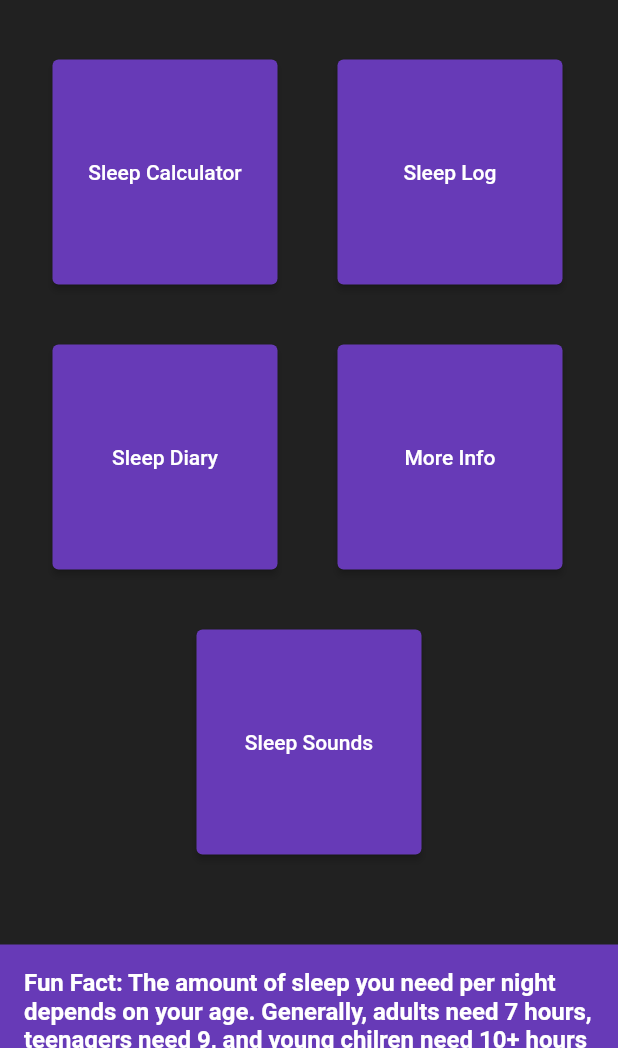
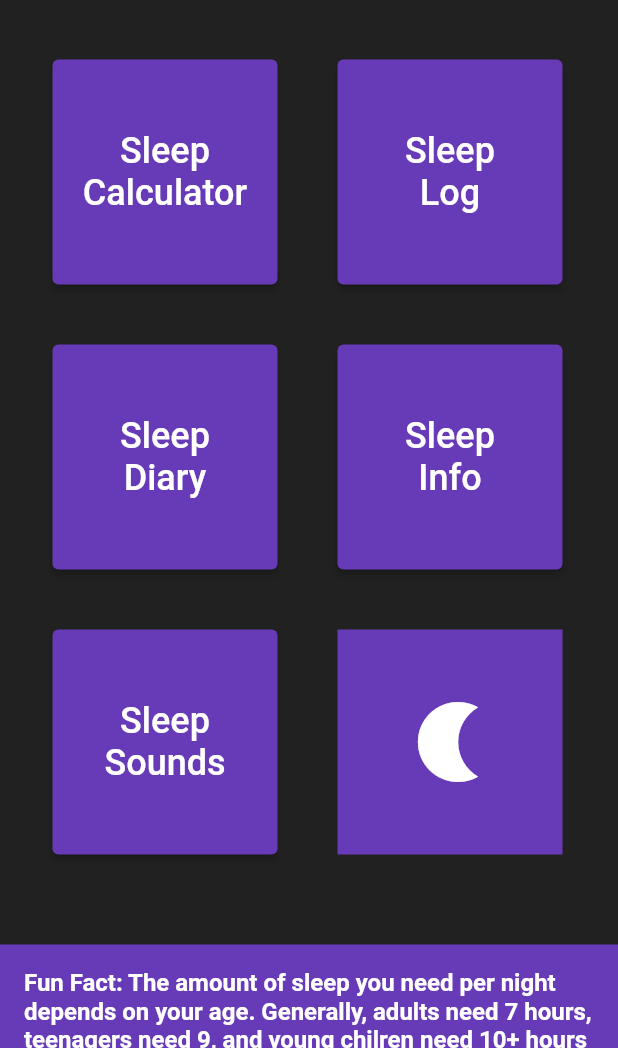
Before and after one commit to Snail51/SweetDreams, a Flutter app: the screen it shows after launch, on a phone screen of 412 x 824 dp, the part 188-1236 px from its top. Run offline on Flutter 3.47's test engine with Material 2 defaults, Android fonts, the phone set to English and light mode, and no system bars; our stand-ins replace audioplayers, fl_chart, flutter_rating_bar, tuple; missing offline and left inert: time_range_picker.

Commit message:
Added 6th "moon" button to main menu
Button does nothing, but makes it look nice.
Good place to hide a secret.

```diff
--- a/lib/main.dart
+++ b/lib/main.dart
@@ -57,7 +57,13 @@ class MyApp extends StatelessWidget {
                             child: ElevatedButton(
                               style: ElevatedButton.styleFrom(
                                   primary: Colors.deepPurple),
-                              child: Text('Sleep Calculator'),
+                              child: Column(
+                                mainAxisAlignment: MainAxisAlignment.center,
+                                children: <Widget>[
+                                  Text('Sleep', style: TextStyle(fontSize: 24)),
+                                  Text('Calculator', style: TextStyle(fontSize: 24)),
+                                ],
+                              ),
                               onPressed: () {
                                 Navigator.push(
                                     context,
@@ -76,7 +82,13 @@ class MyApp extends StatelessWidget {
                             child: ElevatedButton(
                               style: ElevatedButton.styleFrom(
                                   primary: Colors.deepPurple),
-                              child: Text('Sleep Log'),
+                              child: Column(
+                                mainAxisAlignment: MainAxisAlignment.center,
+                                children: <Widget>[
+                                  Text('Sleep', style: TextStyle(fontSize: 24)),
+                                  Text('Log', style: TextStyle(fontSize: 24)),
+                                ],
+                              ),
                               onPressed: () {
                                 Navigator.push(
                                     context,
@@ -98,7 +110,13 @@ class MyApp extends StatelessWidget {
                             child: ElevatedButton(
                               style: ElevatedButton.styleFrom(
                                   primary: Colors.deepPurple),
-                              child: Text('Sleep Diary'),
+                              child: Column(
+                                mainAxisAlignment: MainAxisAlignment.center,
+                                children: <Widget>[
+                                  Text('Sleep', style: TextStyle(fontSize: 24)),
+                                  Text('Diary', style: TextStyle(fontSize: 24)),
+                                ],
+                              ),
                               onPressed: () {
                                 Navigator.push(
                                     context,
@@ -117,7 +135,13 @@ class MyApp extends StatelessWidget {
                             child: ElevatedButton(
                               style: ElevatedButton.styleFrom(
                                   primary: Colors.deepPurple),
-                              child: Text('More Info'),
+                              child: Column(
+                                mainAxisAlignment: MainAxisAlignment.center,
+                                children: <Widget>[
+                                  Text('Sleep', style: TextStyle(fontSize: 24)),
+                                  Text('Info', style: TextStyle(fontSize: 24)),
+                                ],
+                              ),
                               onPressed: () {
                                 Navigator.push(
                                     context,
@@ -129,15 +153,23 @@ class MyApp extends StatelessWidget {
                           ),
                         )
                       ]),
+                      Row(children: <Widget>[
                         Padding(
-                        padding: EdgeInsets.all(20),
+                          padding: EdgeInsets.only(
+                              left: 35, right: 20, top: 20, bottom: 20),
                           child: SizedBox(
-                          width: 150,
-                          height: 150,
+                            width: 150, // <-- match_parent
+                            height: 150, // <-- match-parent
                             child: ElevatedButton(
                               style: ElevatedButton.styleFrom(
                                   primary: Colors.deepPurple),
-                            child: Text('Sleep Sounds'),
+                              child: Column(
+                                mainAxisAlignment: MainAxisAlignment.center,
+                                children: <Widget>[
+                                  Text('Sleep', style: TextStyle(fontSize: 24)),
+                                  Text('Sounds', style: TextStyle(fontSize: 24)),
+                                ],
+                              ),
                               onPressed: () async {
                                 //wait for page to exit before setting "soundsLoaded" to ture
                                 await Navigator.push(
@@ -151,6 +183,22 @@ class MyApp extends StatelessWidget {
                             ),
                           ),
                         ),
+                        Padding(
+                          padding: EdgeInsets.all(20),
+                          child: Container(
+                            width: 150,
+                            height: 150,
+                            color: Colors.deepPurple,
+                            child: IconButton(
+                              icon: Icon(Icons.nightlight, color: Colors.white, size: 64,),
+                              onPressed: () {
+                                //nothing
+                              },
+                            ),
+                          ),
+                        )
+                      ]),
+
                         Padding(
                           padding: EdgeInsets.only(top: 40),
                         child: Container(
```
Lines whose indentation alone changed are shown as unchanged.
